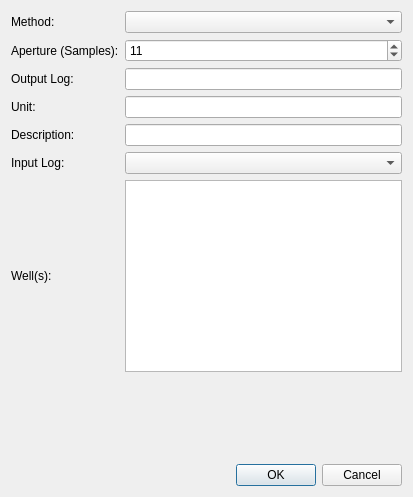
First picture: the form in ProzessUI/smoothlogdialog.ui, repository fsoos74/su, before the edit.
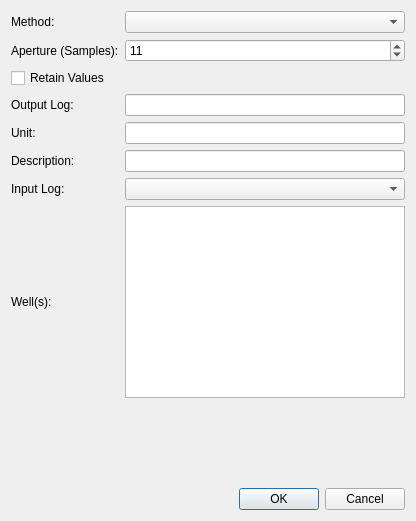
Second picture: the form after the edit.

Commit message: -optionally retain values in smooth log

Patch:
```diff
--- a/ProzessUI/smoothlogdialog.ui
+++ b/ProzessUI/smoothlogdialog.ui
@@ -6,8 +6,8 @@
    <rect>
     <x>0</x>
     <y>0</y>
-    <width>413</width>
-    <height>497</height>
+    <width>416</width>
+    <height>521</height>
    </rect>
   </property>
   <property name="windowTitle">
@@ -16,7 +16,7 @@
   <layout class="QVBoxLayout" name="verticalLayout">
    <item>
     <layout class="QGridLayout" name="gridLayout">
-     <item row="2" column="1">
+     <item row="3" column="1">
       <widget class="QLineEdit" name="leOutput"/>
      </item>
      <item row="1" column="1">
@@ -46,7 +46,7 @@
        </property>
       </widget>
      </item>
-     <item row="6" column="0">
+     <item row="7" column="0">
       <widget class="QLabel" name="label_2">
        <property name="text">
         <string>Well(s):</string>
@@ -60,50 +60,57 @@
        </property>
       </widget>
      </item>
-     <item row="3" column="0">
+     <item row="4" column="0">
       <widget class="QLabel" name="label">
        <property name="text">
         <string>Unit:</string>
        </property>
       </widget>
      </item>
-     <item row="2" column="0">
+     <item row="3" column="0">
       <widget class="QLabel" name="label_6">
        <property name="text">
         <string>Output Log:</string>
        </property>
       </widget>
      </item>
-     <item row="3" column="1">
-      <widget class="QLineEdit" name="leUnit"/>
-     </item>
      <item row="4" column="1">
+      <widget class="QLineEdit" name="leUnit"/>
+     </item>
+     <item row="5" column="1">
       <widget class="QLineEdit" name="leDescr"/>
      </item>
-     <item row="4" column="0">
+     <item row="5" column="0">
       <widget class="QLabel" name="label_4">
        <property name="text">
         <string>Description:</string>
        </property>
       </widget>
      </item>
-     <item row="5" column="0">
+     <item row="6" column="0">
       <widget class="QLabel" name="label_5">
        <property name="text">
         <string>Input Log:</string>
        </property>
       </widget>
      </item>
-     <item row="5" column="1">
-      <widget class="QComboBox" name="cbInput"/>
-     </item>
      <item row="6" column="1">
+      <widget class="QComboBox" name="cbInput"/>
+     </item>
+     <item row="7" column="1">
       <widget class="QListWidget" name="lwWells">
        <property name="selectionMode">
         <enum>QAbstractItemView::ExtendedSelection</enum>
        </property>
       </widget>
      </item>
+     <item row="2" column="0">
+      <widget class="QCheckBox" name="cbRetainValues">
+       <property name="text">
+        <string>Retain Values</string>
+       </property>
+      </widget>
+     </item>
     </layout>
    </item>
    <item>
```
The commit also changes 3 other files.
